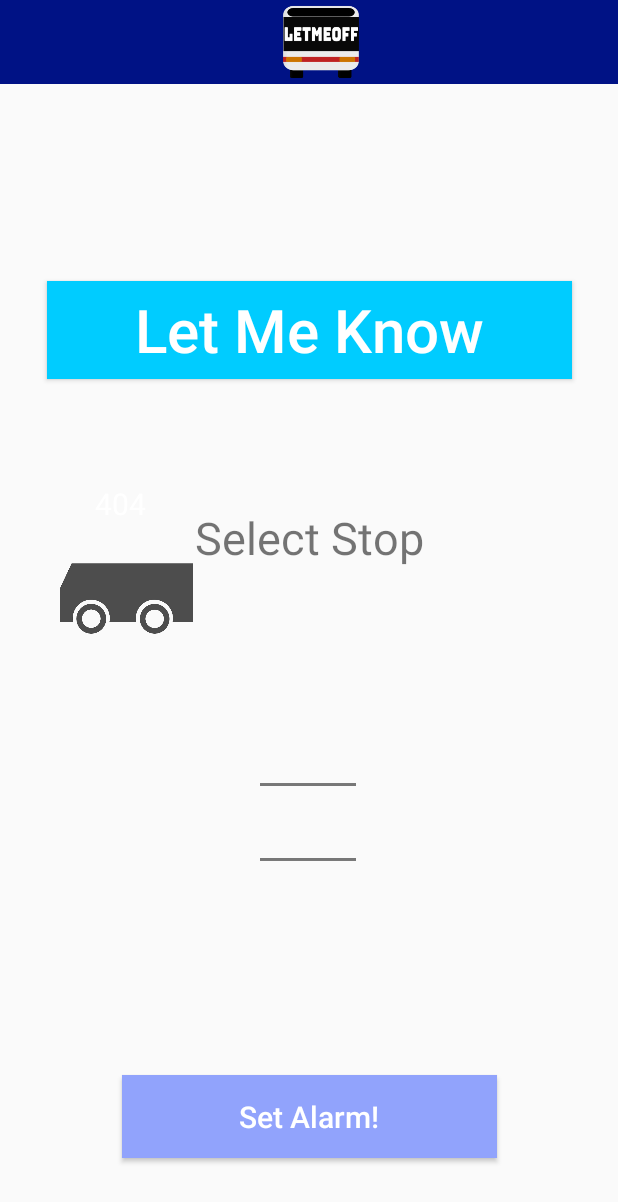
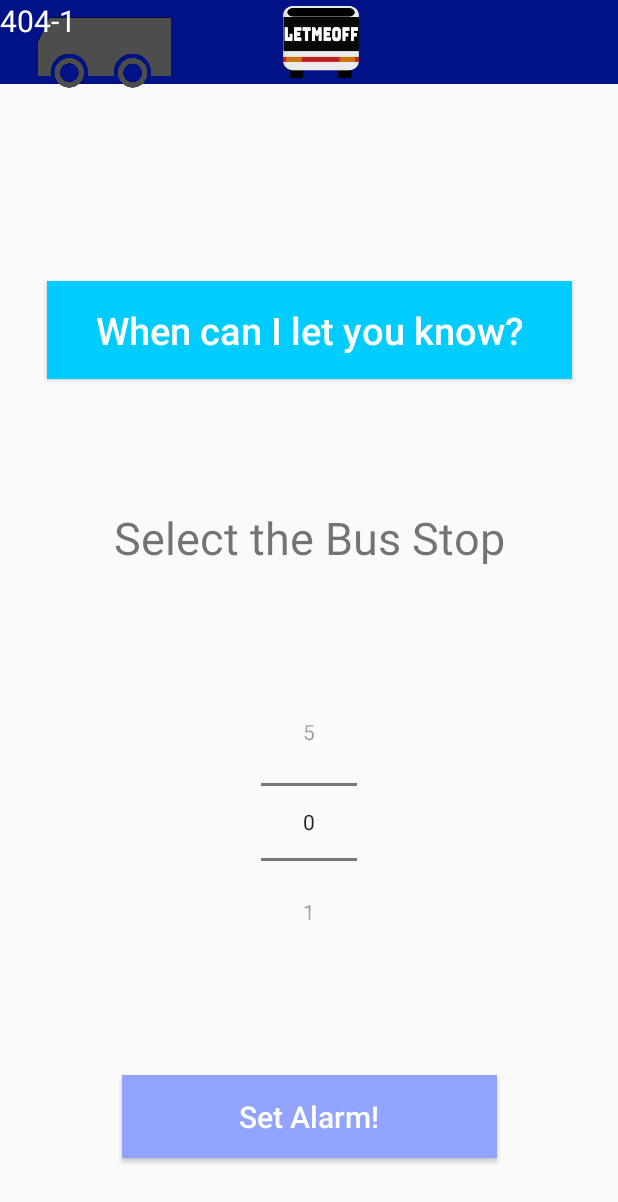
Before and after one commit to soh29/demonhacks2019, an Android app: the SetTimeActivity screen opened directly, with no data from a screen before it, on a phone screen of 412 x 824 dp. Shown: the top 1202 px of the screen. Run offline under Robolectric (Android 15) with nearby library versions, the phone set to English and light mode, and no system bars.

Commit message:
Bus stop number picker fixed

```diff
--- a/app/src/main/java/com/letmeoff/letmeoff/SetTimeActivity.java
+++ b/app/src/main/java/com/letmeoff/letmeoff/SetTimeActivity.java
@@ -8,10 +8,10 @@ import android.widget.Button;
 import android.content.Intent;
 import android.view.View;
 
-public class SetTimeActivity extends AppCompatActivity implements NumberPicker.OnValueChangeListener {
+public class SetTimeActivity extends AppCompatActivity implements NumberPicker.OnValueChangeListener{
 
     private TextView StopNumbers;
-    private Button button1;
+    private Button button;
 
 
     @Override
@@ -22,23 +22,28 @@ public class SetTimeActivity extends AppCompatActivity implements NumberPicker.O
         StopNumbers = findViewById(R.id.StopNumbers);
         NumberPicker numberPicker = findViewById(R.id.numberPicker);
         numberPicker.setMinValue(0);
-        numberPicker.setMinValue(5);
+        numberPicker.setMaxValue(5);
         numberPicker.setOnValueChangedListener(this);
 
-        button1 = (Button) findViewById(R.id.alarmbutton);
-        button1.setOnClickListener(new View.OnClickListener(){
+        button = (Button) findViewById(R.id.button);
+        button.setOnClickListener(new View.OnClickListener(){
+
             @Override
             public void onClick(View v){
                 openActivity2();
             }
+
         });
     }
 
-    @Override
-    public void onValueChange(NumberPicker numberPicker, int i, int il){
-        StopNumbers.setText( i +" Stop(s) Before"+il);
+        @Override
+        public void onValueChange(NumberPicker numberPicker, int i, int il){
+            StopNumbers.setText((i+1) +" Stop(s) Before ");
 
-    }
+        }
+
+
+
 
     public void openActivity2(){
         Intent intent = new Intent(this, ConfirmActivity.class);
--- a/app/src/main/res/layout/activity_set_time.xml
+++ b/app/src/main/res/layout/activity_set_time.xml
@@ -20,20 +20,12 @@
     </android.support.v7.widget.Toolbar>
 
     <ImageView
-        android:id="@+id/imageView"
+        android:id="@+id/bus"
         android:layout_width="137dp"
         android:layout_height="72dp"
-        android:layout_marginBottom="640dp"
         android:src="@drawable/bus_number"
-        app:layout_constraintBottom_toBottomOf="parent"
-        app:layout_constraintEnd_toEndOf="parent"
-        app:layout_constraintHorizontal_bias="0.053"
-        app:layout_constraintLeft_toLeftOf="parent"
-        app:layout_constraintRight_toRightOf="parent"
-        app:layout_constraintStart_toStartOf="parent"
-        app:layout_constraintTop_toTopOf="parent"
-        app:layout_constraintVertical_bias="3.25"
-        tools:ignore="MissingConstraints" />
+        tools:layout_editor_absoluteX="137dp"
+        tools:layout_editor_absoluteY="92dp" />
 
     <Button
         android:id="@+id/button"
@@ -54,27 +46,24 @@
         app:layout_constraintEnd_toEndOf="parent"
         app:layout_constraintStart_toStartOf="parent" />
 
+
     <TextView
         android:id="@+id/busNumber"
-        android:layout_width="40dp"
-        android:layout_height="33dp"
-        android:text="404"
+        android:layout_width="76dp"
+        android:layout_height="37dp"
+        android:layout_marginLeft="8dp"
+        android:layout_marginEnd="8dp"
+        android:layout_marginRight="8dp"
+        android:text="404-1"
         android:textColor="#FFFFFF"
         android:textFontWeight="100"
         android:textSize="20sp"
-        app:layout_constraintBottom_toBottomOf="@+id/imageView"
-        app:layout_constraintEnd_toEndOf="parent"
-        app:layout_constraintHorizontal_bias="0.171"
-        app:layout_constraintLeft_toLeftOf="parent"
-        app:layout_constraintRight_toRightOf="parent"
-        app:layout_constraintStart_toStartOf="parent"
-        app:layout_constraintTop_toTopOf="parent"
-        app:layout_constraintVertical_bias="0.8" />
-
+        tools:layout_editor_absoluteX="182dp"
+        tools:layout_editor_absoluteY="105dp" />
 
     <TextView
         android:id="@+id/StopNumbers"
-        android:text="Select Stop"
+        android:text="Select the Bus Stop"
         android:textSize="30sp"
         android:layout_width="wrap_content"
         android:layout_height="wrap_content"
@@ -84,7 +73,6 @@
         android:layout_marginRight="8dp"
         app:layout_constraintBottom_toTopOf="@+id/button"
         app:layout_constraintEnd_toEndOf="parent"
-
         app:layout_constraintStart_toStartOf="parent"
         app:layout_constraintTop_toTopOf="@+id/toolbar" />
 
@@ -93,9 +81,13 @@
         android:layout_width="wrap_content"
         android:layout_height="wrap_content"
         android:layout_margin="20dp"
+        android:layout_marginStart="8dp"
+        android:layout_marginLeft="8dp"
+        android:layout_marginEnd="8dp"
+        android:layout_marginRight="8dp"
         app:layout_constraintBottom_toTopOf="@+id/button"
         app:layout_constraintEnd_toEndOf="parent"
-        app:layout_constraintHorizontal_bias="0.498"
+
         app:layout_constraintStart_toStartOf="parent"
         app:layout_constraintTop_toBottomOf="@+id/StopNumbers" />
 
@@ -106,10 +98,10 @@
         android:layout_marginTop="45dp"
         android:background="@drawable/custom_button2"
         android:gravity="center"
-        android:text="Let Me Know"
+        android:text="When can I let you know?"
         android:textAllCaps="false"
         android:textColor="#FFFFFF"
-        android:textSize="40sp"
+        android:textSize="25sp"
         app:layout_constraintBottom_toTopOf="@+id/StopNumbers"
         app:layout_constraintEnd_toEndOf="parent"
         app:layout_constraintStart_toStartOf="parent"
```
